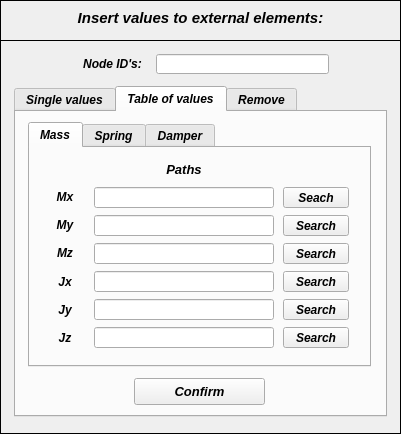
Above: pulse/uix/user_input/ui/addMassSpringDamperInput.ui from open-pulse/OpenPulse before the change. Below: the same form after it.
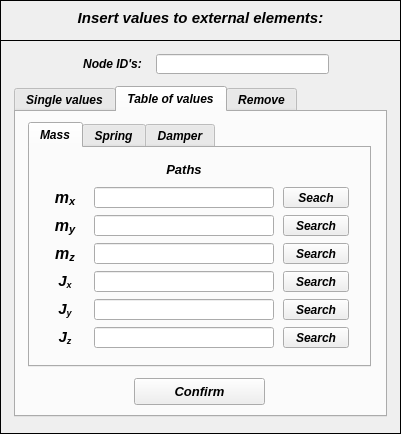
That is the form after the change. The open tabs and pages were chosen to show the change. Icons and pictures are not drawn.

```diff
--- a/pulse/uix/user_input/ui/addMassSpringDamperInput.ui
+++ b/pulse/uix/user_input/ui/addMassSpringDamperInput.ui
@@ -2524,7 +2524,7 @@
              </size>
             </property>
             <property name="text">
-             <string>&lt;html&gt;&lt;head/&gt;&lt;body&gt;&lt;p align=&quot;center&quot;&gt;Mx&lt;/p&gt;&lt;/body&gt;&lt;/html&gt;</string>
+             <string>&lt;html&gt;&lt;head/&gt;&lt;body&gt;&lt;p align=&quot;center&quot;&gt;&lt;span style=&quot; font-size:12pt;&quot;&gt;m&lt;/span&gt;&lt;span style=&quot; font-size:12pt; vertical-align:sub;&quot;&gt;x&lt;/span&gt;&lt;/p&gt;&lt;/body&gt;&lt;/html&gt;</string>
             </property>
             <property name="alignment">
              <set>Qt::AlignCenter</set>
@@ -2553,31 +2553,6 @@
             </property>
            </widget>
           </item>
-          <item row="6" column="0">
-           <widget class="QLabel" name="label_50">
-            <property name="enabled">
-             <bool>true</bool>
-            </property>
-            <property name="minimumSize">
-             <size>
-              <width>40</width>
-              <height>0</height>
-             </size>
-            </property>
-            <property name="maximumSize">
-             <size>
-              <width>40</width>
-              <height>16777215</height>
-             </size>
-            </property>
-            <property name="text">
-             <string>Jz</string>
-            </property>
-            <property name="alignment">
-             <set>Qt::AlignCenter</set>
-            </property>
-           </widget>
-          </item>
           <item row="4" column="1">
            <widget class="QLineEdit" name="lineEdit_path_table_Jx">
             <property name="enabled">
@@ -2634,31 +2609,6 @@
             </property>
            </widget>
           </item>
-          <item row="4" column="0">
-           <widget class="QLabel" name="label_51">
-            <property name="enabled">
-             <bool>true</bool>
-            </property>
-            <property name="minimumSize">
-             <size>
-              <width>40</width>
-              <height>0</height>
-             </size>
-            </property>
-            <property name="maximumSize">
-             <size>
-              <width>40</width>
-              <height>16777215</height>
-             </size>
-            </property>
-            <property name="text">
-             <string>Jx</string>
-            </property>
-            <property name="alignment">
-             <set>Qt::AlignCenter</set>
-            </property>
-           </widget>
-          </item>
           <item row="3" column="0">
            <widget class="QLabel" name="label_52">
             <property name="enabled">
@@ -2677,7 +2627,7 @@
              </size>
             </property>
             <property name="text">
-             <string>&lt;html&gt;&lt;head/&gt;&lt;body&gt;&lt;p align=&quot;center&quot;&gt;Mz&lt;/p&gt;&lt;/body&gt;&lt;/html&gt;</string>
+             <string>&lt;html&gt;&lt;head/&gt;&lt;body&gt;&lt;p align=&quot;center&quot;&gt;&lt;span style=&quot; font-size:12pt;&quot;&gt;m&lt;/span&gt;&lt;span style=&quot; font-size:12pt; vertical-align:sub;&quot;&gt;z&lt;/span&gt;&lt;/p&gt;&lt;/body&gt;&lt;/html&gt;</string>
             </property>
             <property name="alignment">
              <set>Qt::AlignCenter</set>
@@ -2706,31 +2656,6 @@
             </property>
            </widget>
           </item>
-          <item row="5" column="0">
-           <widget class="QLabel" name="label_53">
-            <property name="enabled">
-             <bool>true</bool>
-            </property>
-            <property name="minimumSize">
-             <size>
-              <width>40</width>
-              <height>0</height>
-             </size>
-            </property>
-            <property name="maximumSize">
-             <size>
-              <width>40</width>
-              <height>16777215</height>
-             </size>
-            </property>
-            <property name="text">
-             <string>Jy</string>
-            </property>
-            <property name="alignment">
-             <set>Qt::AlignCenter</set>
-            </property>
-           </widget>
-          </item>
           <item row="2" column="2">
            <widget class="QToolButton" name="toolButton_load_My_table">
             <property name="enabled">
@@ -2771,7 +2696,7 @@
              </size>
             </property>
             <property name="text">
-             <string>&lt;html&gt;&lt;head/&gt;&lt;body&gt;&lt;p align=&quot;center&quot;&gt;My&lt;/p&gt;&lt;/body&gt;&lt;/html&gt;</string>
+             <string>&lt;html&gt;&lt;head/&gt;&lt;body&gt;&lt;p align=&quot;center&quot;&gt;&lt;span style=&quot; font-size:12pt;&quot;&gt;m&lt;/span&gt;&lt;span style=&quot; font-size:12pt; vertical-align:sub;&quot;&gt;y&lt;/span&gt;&lt;/p&gt;&lt;/body&gt;&lt;/html&gt;</string>
             </property>
             <property name="alignment">
              <set>Qt::AlignCenter</set>
@@ -2893,6 +2818,81 @@
             </property>
            </widget>
           </item>
+          <item row="4" column="0">
+           <widget class="QLabel" name="label_35">
+            <property name="enabled">
+             <bool>true</bool>
+            </property>
+            <property name="minimumSize">
+             <size>
+              <width>40</width>
+              <height>0</height>
+             </size>
+            </property>
+            <property name="maximumSize">
+             <size>
+              <width>40</width>
+              <height>16777215</height>
+             </size>
+            </property>
+            <property name="text">
+             <string>&lt;html&gt;&lt;head/&gt;&lt;body&gt;&lt;p align=&quot;center&quot;&gt;&lt;span style=&quot; font-size:11pt;&quot;&gt;J&lt;/span&gt;&lt;span style=&quot; font-size:11pt; vertical-align:sub;&quot;&gt;x&lt;/span&gt;&lt;/p&gt;&lt;/body&gt;&lt;/html&gt;</string>
+            </property>
+            <property name="alignment">
+             <set>Qt::AlignCenter</set>
+            </property>
+           </widget>
+          </item>
+          <item row="5" column="0">
+           <widget class="QLabel" name="label_36">
+            <property name="enabled">
+             <bool>true</bool>
+            </property>
+            <property name="minimumSize">
+             <size>
+              <width>40</width>
+              <height>0</height>
+             </size>
+            </property>
+            <property name="maximumSize">
+             <size>
+              <width>40</width>
+              <height>16777215</height>
+             </size>
+            </property>
+            <property name="text">
+             <string>&lt;html&gt;&lt;head/&gt;&lt;body&gt;&lt;p align=&quot;center&quot;&gt;&lt;span style=&quot; font-size:11pt;&quot;&gt;J&lt;/span&gt;&lt;span style=&quot; font-size:11pt; vertical-align:sub;&quot;&gt;y&lt;/span&gt;&lt;/p&gt;&lt;/body&gt;&lt;/html&gt;</string>
+            </property>
+            <property name="alignment">
+             <set>Qt::AlignCenter</set>
+            </property>
+           </widget>
+          </item>
+          <item row="6" column="0">
+           <widget class="QLabel" name="label_37">
+            <property name="enabled">
+             <bool>true</bool>
+            </property>
+            <property name="minimumSize">
+             <size>
+              <width>40</width>
+              <height>0</height>
+             </size>
+            </property>
+            <property name="maximumSize">
+             <size>
+              <width>40</width>
+              <height>16777215</height>
+             </size>
+            </property>
+            <property name="text">
+             <string>&lt;html&gt;&lt;head/&gt;&lt;body&gt;&lt;p align=&quot;center&quot;&gt;&lt;span style=&quot; font-size:11pt;&quot;&gt;J&lt;/span&gt;&lt;span style=&quot; font-size:11pt; vertical-align:sub;&quot;&gt;z&lt;/span&gt;&lt;/p&gt;&lt;/body&gt;&lt;/html&gt;</string>
+            </property>
+            <property name="alignment">
+             <set>Qt::AlignCenter</set>
+            </property>
+           </widget>
+          </item>
          </layout>
         </widget>
        </widget>
```
Left out of the diff: 940 changed lines with no effect on the pictures.
